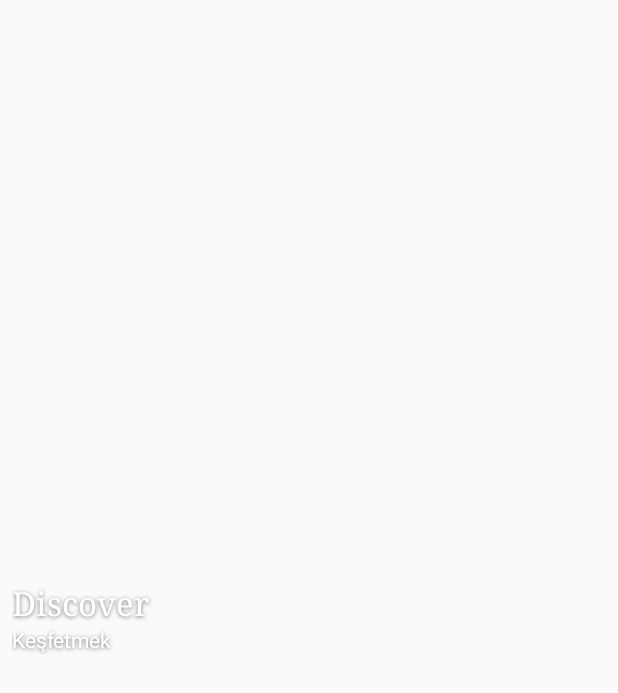
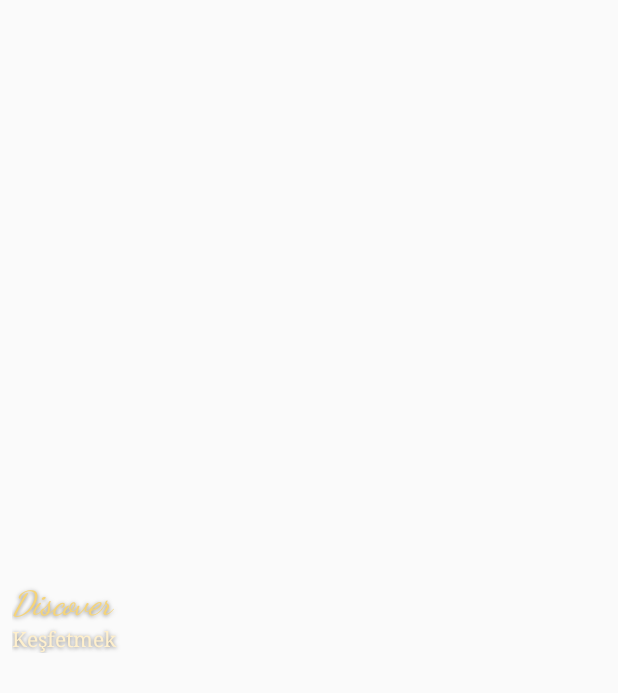
Before and after one commit to erdienerya-ops/wordlock, an Android app: the layout word_widget.xml on its own in the app's theme, with its tools: preview values and no code run, on a phone screen of 412 x 824 dp. Shown: the top 693 px of the screen. Run offline under Robolectric (Android 15) with nearby library versions, the phone set to English and light mode, and no system bars.

Commit message:
WordLock Golden Brush artistic widget typography

```diff
--- a/app/src/main/res/layout/word_widget.xml
+++ b/app/src/main/res/layout/word_widget.xml
@@ -1 +1 @@
-<LinearLayout xmlns:android="http://schemas.android.com/apk/res/android" android:id="@+id/widget_root" android:layout_width="match_parent" android:layout_height="match_parent" android:orientation="vertical" android:gravity="center_vertical" android:paddingStart="8dp" android:paddingEnd="4dp" android:background="@android:color/transparent"><TextView android:id="@+id/english" android:layout_width="match_parent" android:layout_height="wrap_content" android:text="Discover" android:textColor="#FFFFFF" android:textSize="22sp" android:fontFamily="serif" android:shadowColor="#88000000" android:shadowRadius="3" android:shadowDy="1" android:maxLines="1"/><TextView android:id="@+id/turkish" android:layout_width="match_parent" android:layout_height="wrap_content" android:text="Keşfetmek" android:textColor="#FFFFFF" android:textSize="14sp" android:shadowColor="#88000000" android:shadowRadius="3" android:shadowDy="1" android:maxLines="1"/></LinearLayout>
+<LinearLayout xmlns:android="http://schemas.android.com/apk/res/android" android:id="@+id/widget_root" android:layout_width="match_parent" android:layout_height="match_parent" android:orientation="vertical" android:gravity="center_vertical" android:paddingStart="8dp" android:paddingEnd="4dp" android:background="@android:color/transparent"><TextView android:id="@+id/english" android:layout_width="match_parent" android:layout_height="wrap_content" android:text="Discover" android:textColor="#F6D477" android:textSize="22sp" android:fontFamily="cursive" android:textStyle="italic" android:shadowColor="#88000000" android:shadowRadius="3" android:shadowDy="1" android:maxLines="1"/><TextView android:id="@+id/turkish" android:layout_width="match_parent" android:layout_height="wrap_content" android:text="Keşfetmek" android:textColor="#FFF0CD" android:textSize="14sp" android:fontFamily="serif" android:shadowColor="#88000000" android:shadowRadius="3" android:shadowDy="1" android:maxLines="1"/></LinearLayout>
```
